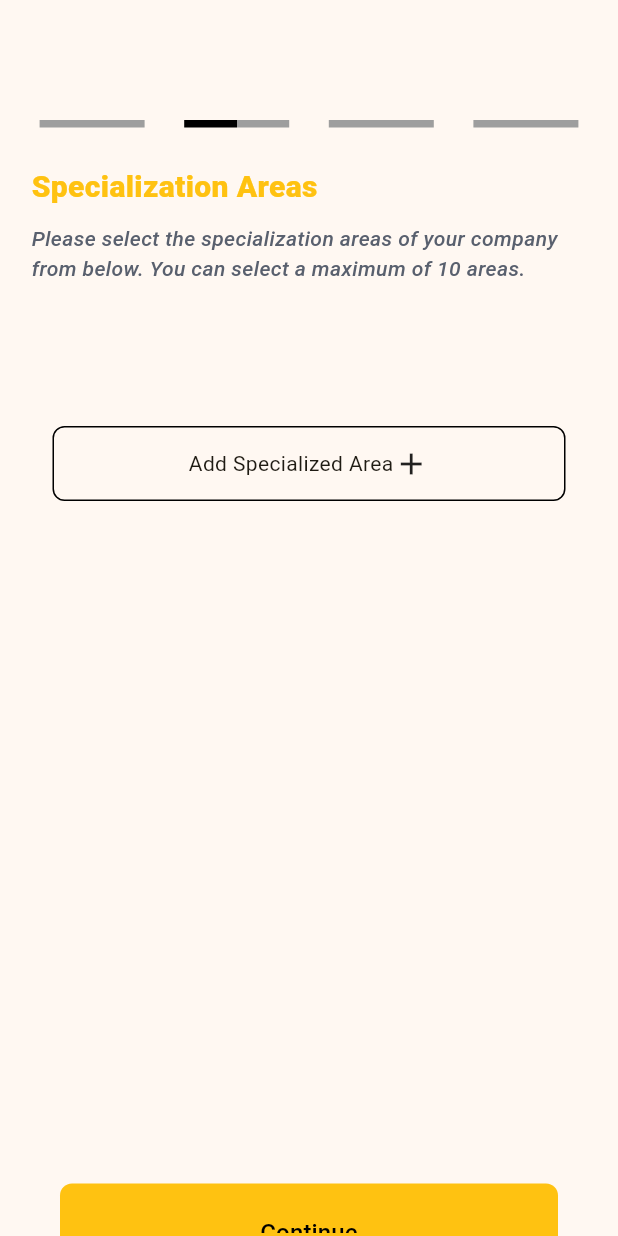
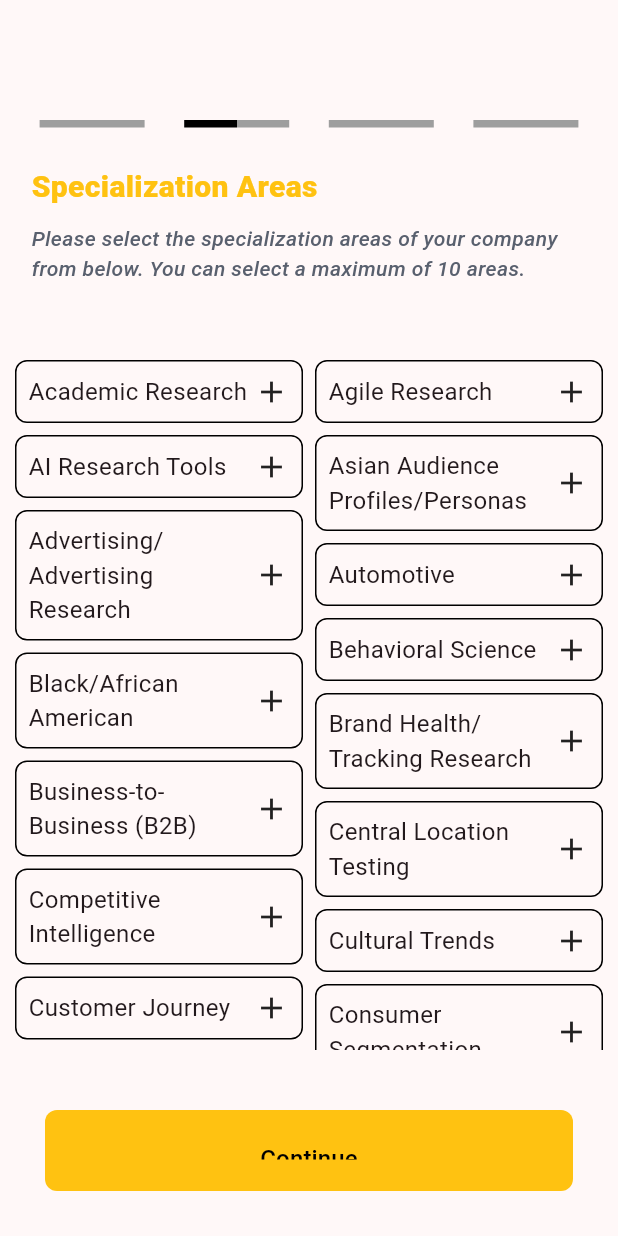
Before and after one commit to Hafsa191097/zApp, a Flutter app: the Specialized_Areas screen opened by its route, on a phone screen of 412 x 824 dp. Run offline on Flutter 3.47's test engine with Material 3 defaults, Android fonts, the light colour scheme and no system bars; our stand-ins replace flutter_native_splash; missing offline and left inert: onboarding_animation.

Commit message:
Design Done

```diff
--- a/lib/common_widgets/profile_header.dart
+++ b/lib/common_widgets/profile_header.dart
@@ -13,7 +13,8 @@ class Profile_Header extends StatelessWidget {
     return Column(
       children: [
       SizedBox(
-        height: 129,
+
+        height: 120,
         width: 370,
         child: Column(
           crossAxisAlignment: CrossAxisAlignment.start,
--- a/lib/main.dart
+++ b/lib/main.dart
@@ -10,6 +10,7 @@ import 'package:z_app/views/signup_page.dart';
 import 'package:z_app/views/specialized_areas.dart';
 
 import 'views/capabilities.dart';
+import 'views/matches.dart';
 import 'views/profilesub_success.dart';
 import 'views/review_profile.dart';
 import 'views/search.dart';
@@ -37,7 +38,7 @@ class _MyAppState extends State<MyApp> {
     return MaterialApp(
       title: 'Z APP',
       theme: ThemeData(
-        colorScheme: ColorScheme.fromSeed(seedColor: primary_color),
+        colorScheme: ColorScheme.fromSeed(seedColor: Colors.transparent),
         applyElevationOverlayColor: true,
 
       ),
@@ -55,6 +56,7 @@ class _MyAppState extends State<MyApp> {
         ReviewProfileInfo.route:(context) => const ReviewProfileInfo(),
         ProfileSubmissionSuccess.route:(context) => const ProfileSubmissionSuccess(),
         Search.route:(context) => const Search(),
+        Potential_Matches.route:(context) => const Potential_Matches(),
 
       },
     );
--- a/lib/views/specialized_areas.dart
+++ b/lib/views/specialized_areas.dart
@@ -1,8 +1,10 @@
+import 'dart:developer';
 import 'package:flutter/material.dart';
-import 'package:flutter/widgets.dart';
-import 'package:z_app/common_widgets/linearbar_indicator.dart';
+import 'package:flutter_staggered_grid_view/flutter_staggered_grid_view.dart';
+import 'package:z_app/common_widgets/linearbar.dart';
 import 'package:z_app/common_widgets/primary_btn.dart';
 import 'package:z_app/common_widgets/profile_header.dart';
+import 'package:z_app/constents/const.dart';
 
 class Specialized_Areas extends StatefulWidget {
   const Specialized_Areas({super.key});
@@ -13,105 +15,133 @@ class Specialized_Areas extends StatefulWidget {
 }
 
 class _Specialized_AreasState extends State<Specialized_Areas> {
-  final int currentPage = 1;
+  int _currentPage = 1;
   final int totalpages = 4;
-  List<String> specializedAreas = [];
+  List<bool> isSelected = List.generate(51, (index) => false);
+
   @override
   Widget build(BuildContext context) {
+    double width=0;
+
+    List<String> specializedAreas = [
+      'Academic Research',
+      'Agile Research',
+      'AI Research Tools',
+      'Asian Audience Profiles/Personas',
+      'Advertising/Advertising Research',
+      'Automotive',
+      'Behavioral Science',
+      'Black/African American',
+      'Brand Health/Tracking Research',
+      'Business-to-Business (B2B)',
+      'Central Location Testing',
+      'Competitive Intelligence',
+      'Cultural Trends',
+      'Customer Journey',
+      'Consumer Segmentation',
+      'Copy testing',
+      'Customer Satisfaction',
+      'CX/UX',
+      'Data Analysis / Processing / Collection',
+      'DIY Tools',
+      'Donor Research',
+      'Entertainment',
+      'Ethnographic Research',
+      'Focus Groups',
+      'Food / Sensory Research',
+      'Hispanic/Latino',
+      'International Research',
+      'Kids/Teens',
+      'LGBTQ',
+      'Max Diff/Conjoint Analysis',
+      'Media/Communication Research',
+      'Moderating',
+      'Mystery Shopping/Field Audits',
+      'New Profit Development',
+      'Non-profit',
+      'Older Generations',
+      'Omnibus Studies',
+      'Online Communities',
+      'Panel Provider',
+      'Packaging',
+      'Price Optimization Research',
+      'Qualitative Research',
+      'Quantitative Research',
+      'Sample Provider',
+      'Semiotic Analysis',
+      'Software/Platforms',
+      'Statistical Analysis',
+      'Syndicated Database/Tools',
+      'Trends',
+      'TURF Analysis',
+      'Younger Generations',
+    ];
 
     return Scaffold(
       body: Column(
         mainAxisAlignment: MainAxisAlignment.start,
         crossAxisAlignment: CrossAxisAlignment.stretch,
         children: [
-          const SizedBox(height: 80),
-          Row(
-            mainAxisAlignment: MainAxisAlignment.spaceEvenly,
-            children: List.generate(
-              totalpages,
-              (index) => buildPageIndicator(
-                pageNumber: index,
-                currentPage: currentPage,
-                totalpages: totalpages,
+          LinearBar(
+            totalPages: totalpages,
+            currentPage: _currentPage,
           ),
-            ),
-          ),
-          SizedBox(height: 15,),
-          Padding(
-            padding: const EdgeInsets.all(10.0),
-            child: Column(
-              crossAxisAlignment: CrossAxisAlignment.stretch,
-              children: [
-                const Profile_Header(
+          Profile_Header(
             header: 'Specialization Areas',
             description:
                 'Please select the specialization areas of your company from below. You can select a maximum of 10 areas.',
           ),
-                const SizedBox(height: 20),
-                Container(
-                  height: 500,
-                  child: ListView.builder(
-                    itemCount: specializedAreas.length + 1,
-                    itemBuilder: (context, index) {
-                      if (index == specializedAreas.length) {
-                        return InkWell(
+          Expanded(
+            child: Padding(
+              padding: const EdgeInsets.all(10.0),
+              child: StaggeredGridView.countBuilder(
+
+                itemCount: specializedAreas.length,
+                itemBuilder: (BuildContext context, int index) => InkWell(
                   onTap: () {
                     setState(() {
-                              double width_text(String text){
-                                final textSpan = TextSpan(text: text, style: TextStyle(fontSize: 16.0));
-                                final textPainter = TextPainter(
-                                  text: textSpan,
-                                  textDirection: TextDirection.ltr,
-                                )..layout();
-                                return textPainter.width;
-                              }
-                              if (specializedAreas.length < 10) {
-                                specializedAreas.add('hafsa');
-                              }
+                      width = double.parse(specializedAreas[index].length.toString());
+                      isSelected[index] = !isSelected[index];
+                      log('${isSelected[index]}');
+                      log('${double.parse(specializedAreas[index].length.toString())}');
                     });
                   },
-                          child: Padding(
-                            padding: const EdgeInsets.all(25.0),
                   child: Container(
-                              height: 50,
+                    width: double.parse(specializedAreas[index].length.toString()) ,
                     decoration: BoxDecoration(
-                                border: Border.all(color: Colors.black),
+                      border: Border.all(
+                        color: isSelected[index] ? primary_color : Colors.black,
+                      ),
                       borderRadius: BorderRadius.circular(8.0),
+                      color: isSelected[index] ? primary_color : Colors.transparent,
                     ),
-                              child: const Center(
+                    padding: const EdgeInsets.all(8.0),
                     child: Row(
-                                  mainAxisAlignment: MainAxisAlignment.center,
+                      mainAxisAlignment: MainAxisAlignment.spaceBetween,
                       children: [
-                                    Text('Add Specialized Area'),
-                                    SizedBox(height: 8),
-                                    Icon(Icons.add),
+                        Expanded(
+                          child: Text(
+                            specializedAreas[index],
+                            style: TextStyle(fontSize: 16.0),
+                          ),
+                        ),
+                        Icon(
+                          isSelected[index] ? Icons.remove : Icons.add,
+                          color: isSelected[index] ? Colors.black : null,
+                        ),
                       ],
                     ),
                   ),
                 ),
-                          ),
-                        );
-                      } else {
-                        return Container(
-                          decoration: BoxDecoration(
-                            border: Border.all(color: Colors.black),
-                            borderRadius: BorderRadius.circular(8.0),
-                          ),
-                          child: Center(
-                            child: Text(
-                              specializedAreas[index],
-                              style: const TextStyle(fontSize: 16.0),
+                crossAxisCount: 2,
+                staggeredTileBuilder: (int index) =>
+                    StaggeredTile.fit(1),
+                mainAxisSpacing: 8.0,
+                crossAxisSpacing: 8.0,
               ),
             ),
-                        );
-                      }
-                    },
           ),
-                ),
-                const Primary_Button(text: 'Continue', route: '/min_investment',)
-              ],
-            ),
-          ),
+          Primary_Button(text: 'Continue', route: '/min_investment'),
         ],
       ),
     );
--- a/pubspec.yaml
+++ b/pubspec.yaml
@@ -18,6 +18,7 @@ dependencies:
   cupertino_icons: ^1.0.6
   flutter_native_splash: ^2.4.0
   onboarding_animation: ^0.0.3
+  flutter_staggered_grid_view: ^0.4.0
 
 dev_dependencies:
   flutter_test:
```
Also changed, not shown: lib/views/matches.dart (added, +171 -0 lines), lib/views/search.dart (+6 -9 lines), assets/profile.png (added), pubspec.lock. Lines whose indentation alone changed are shown as unchanged.
